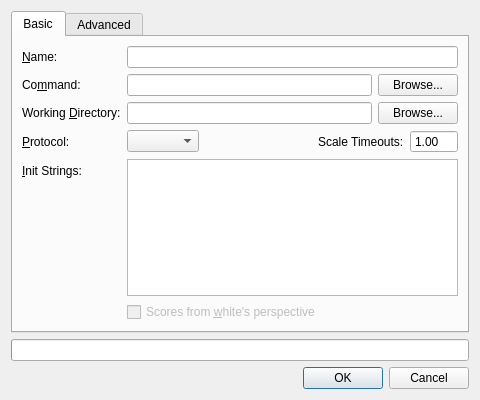
The window that projects/gui/ui/engineconfigdlg.ui (cutechess/cutechess) describes before a commit, drawn with Qt 5.
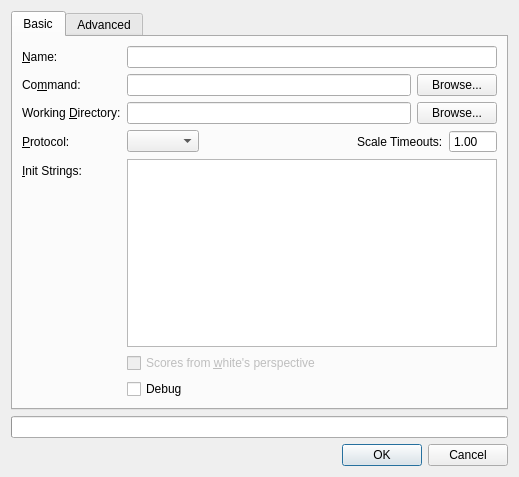
The same window after the commit.

Diff of the .ui file:
```diff
--- a/projects/gui/ui/engineconfigdlg.ui
+++ b/projects/gui/ui/engineconfigdlg.ui
@@ -6,8 +6,8 @@
    <rect>
     <x>0</x>
     <y>0</y>
-    <width>480</width>
-    <height>400</height>
+    <width>519</width>
+    <height>477</height>
    </rect>
   </property>
   <layout class="QVBoxLayout" name="verticalLayout_3">
@@ -189,6 +189,16 @@
          </item>
         </layout>
        </item>
+       <item row="7" column="1">
+        <widget class="QCheckBox" name="m_debugCheck">
+         <property name="toolTip">
+          <string>The engine is put into debug mode, if the engine supports it</string>
+         </property>
+         <property name="text">
+          <string>Debug</string>
+         </property>
+        </widget>
+       </item>
       </layout>
      </widget>
      <widget class="QWidget" name="tab_2">
```
